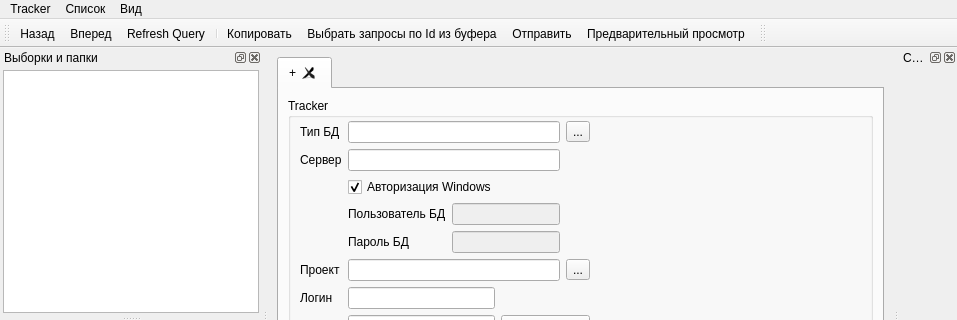
Before: the Qt Designer form client/ui/tracksmain.ui in sshmakov/Traquera, drawn with Qt 5; both pictures show x 0 to 957 and y 0 to 320 of the 957 by 611 pixel window.
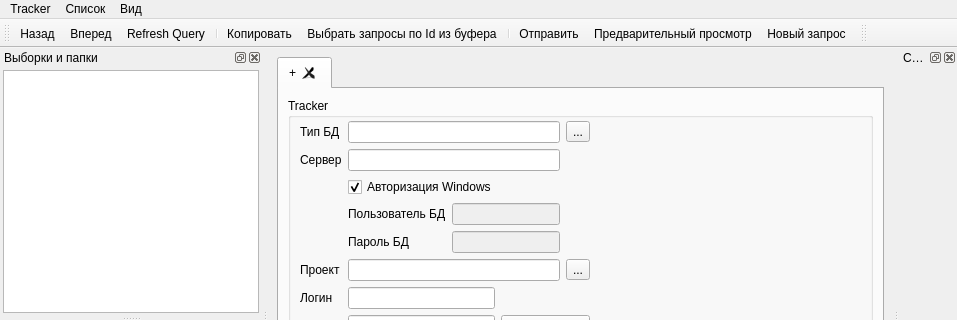
After: the same form once the commit is applied. Icons and pictures are not drawn.

```diff
--- a/client/ui/tracksmain.ui
+++ b/client/ui/tracksmain.ui
@@ -350,8 +350,10 @@
    <addaction name="separator"/>
    <addaction name="actionCopy"/>
    <addaction name="actionQueryByIdClip"/>
+   <addaction name="separator"/>
    <addaction name="actionSendEmail"/>
    <addaction name="actionPrint_Preview"/>
+   <addaction name="actionNewRequest"/>
   </widget>
   <widget class="QMenuBar" name="menuBar">
    <property name="geometry">
@@ -764,6 +766,18 @@
     <string>Настройки</string>
    </property>
   </action>
+  <action name="actionNewRequest">
+   <property name="icon">
+    <iconset resource="../resources/tracks.qrc">
+     <normaloff>:/images/add.png</normaloff>:/images/add.png</iconset>
+   </property>
+   <property name="text">
+    <string>Новый запрос</string>
+   </property>
+   <property name="shortcut">
+    <string>Ctrl+N</string>
+   </property>
+  </action>
  </widget>
  <resources>
   <include location="../resources/tracks.qrc"/>
```
Left out of the diff: 2 changed lines with no effect on the pictures.
